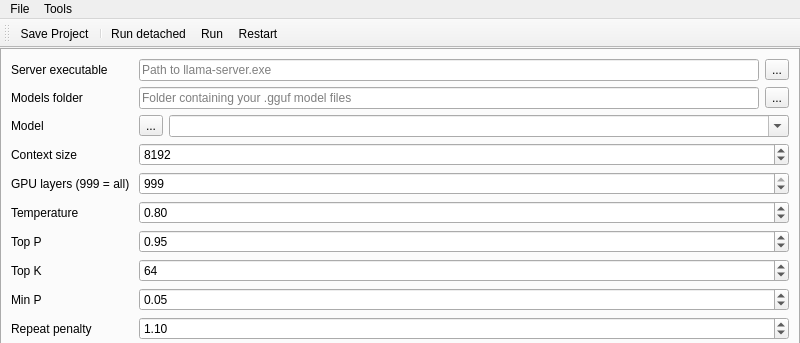
Before: the Qt Designer form llama_stories.ui in almien1/OllamaStories, drawn with Qt 5; both pictures show x 0 to 800 and y 0 to 343 of the 800 by 542 pixel window.
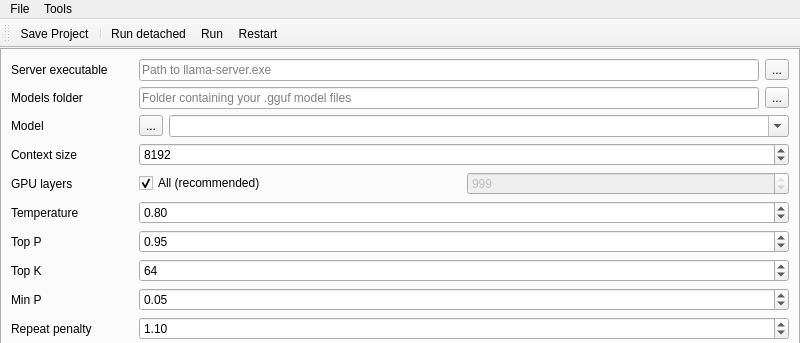
After: the same form once the commit is applied. The open tabs and pages were chosen to show the change. Icons and pictures are not drawn. Custom widgets are drawn as their Qt base class.

Patch:
```diff
--- a/llama_stories.ui
+++ b/llama_stories.ui
@@ -368,12 +368,30 @@
           <item row="4" column="0">
            <widget class="QLabel" name="lblLlamaGpuLayers">
             <property name="text">
-             <string>GPU layers (999 = all)</string>
+             <string>GPU layers</string>
             </property>
            </widget>
           </item>
           <item row="4" column="1">
+           <layout class="QHBoxLayout" name="horizontalLayout_9">
+            <item>
+             <widget class="QCheckBox" name="chkGpuLayersAll">
+              <property name="toolTip">
+               <string>Offload every layer of the model to the GPU for maximum speed.</string>
+              </property>
+              <property name="text">
+               <string>All (recommended)</string>
+              </property>
+              <property name="checked">
+               <bool>true</bool>
+              </property>
+             </widget>
+            </item>
+            <item>
            <widget class="QSpinBox" name="spinLlamaGpuLayers">
+              <property name="enabled">
+               <bool>false</bool>
+              </property>
             <property name="toolTip">
              <string>How many model layers to offload to the GPU. 999 offloads everything for maximum speed; lower this if the model doesn't fit in VRAM.</string>
             </property>
@@ -387,6 +405,8 @@
              <number>999</number>
             </property>
            </widget>
+            </item>
+           </layout>
           </item>
           <item row="5" column="0">
            <widget class="QLabel" name="lblLlamaTemp">
```
Left out of the diff: 2 changed lines with no effect on the pictures. Lines whose indentation alone changed are shown as unchanged.
